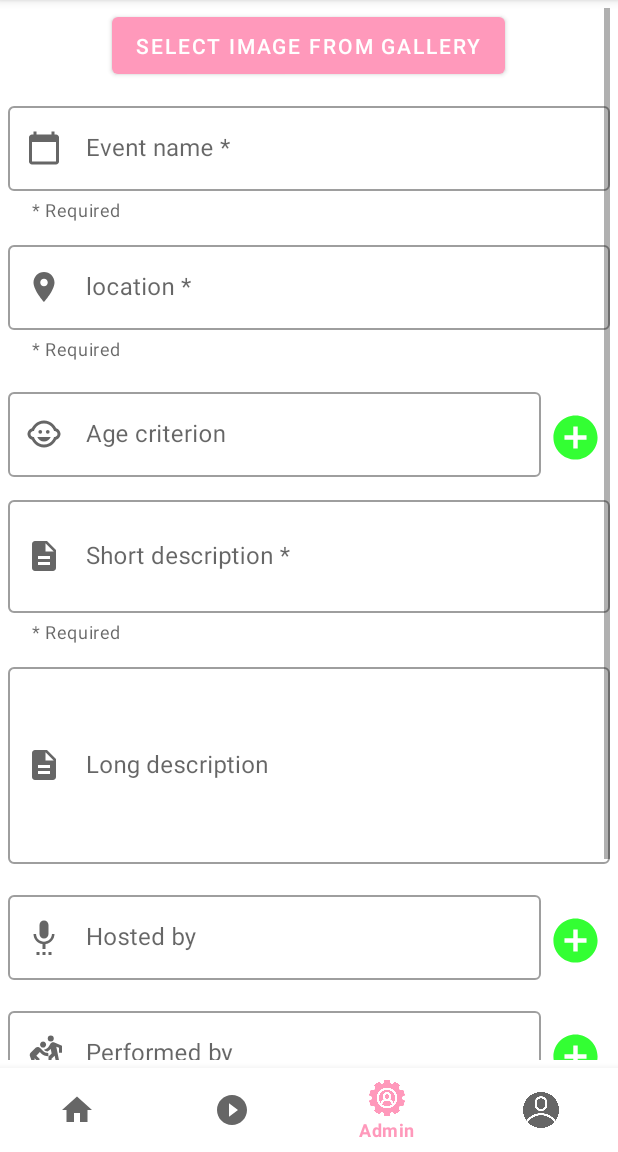
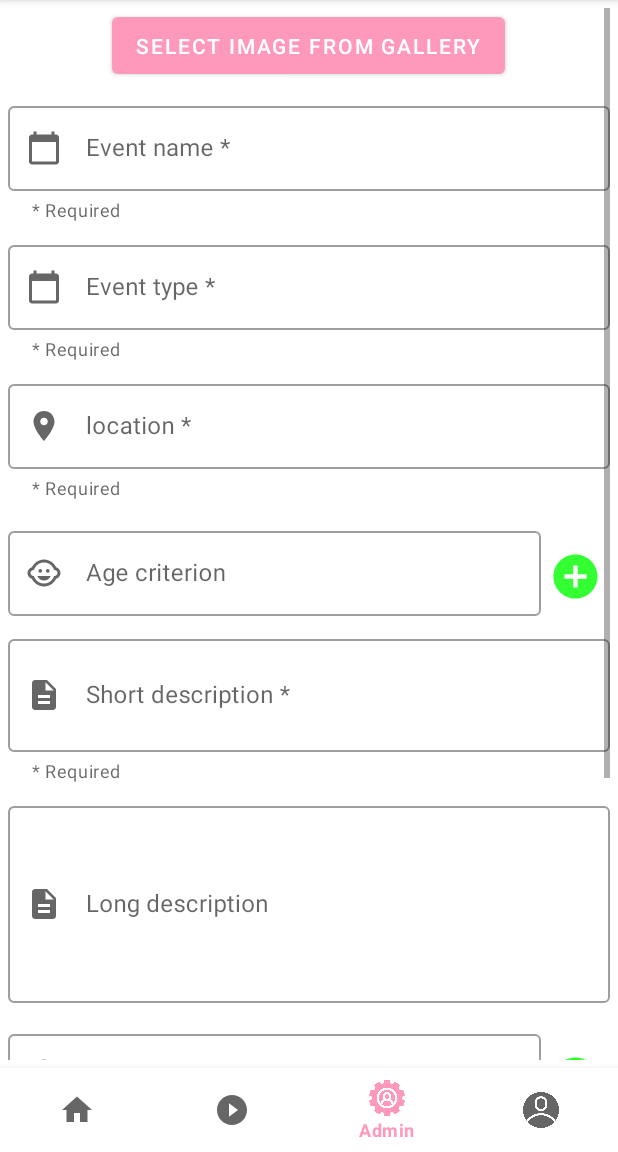
Before and after one commit to vishalkumardecentvro/Open-mic, an Android app: the screen it shows after launch (MainActivity), item 3 of the bottom bar chosen, on a phone screen of 412 x 824 dp, the part 84-1236 px from its top. Run offline under Robolectric (Android 15) with nearby library versions, the phone set to English and light mode, and no system bars; our stand-ins replace Firebase (no records; nobody signed in at launch, a user with empty details on screens opened directly).

Commit message:
fetching event type done

```diff
--- a/app/src/main/java/com/myapp/openmic/fragments/home/HomeFragment.kt
+++ b/app/src/main/java/com/myapp/openmic/fragments/home/HomeFragment.kt
@@ -1,20 +1,92 @@
 package com.myapp.openmic.fragments.home
 
 import android.os.Bundle
-import androidx.fragment.app.Fragment
+import android.util.Log
 import android.view.LayoutInflater
 import android.view.View
 import android.view.ViewGroup
-import com.myapp.openmic.R
+import androidx.fragment.app.Fragment
+import com.google.firebase.firestore.FirebaseFirestore
+import com.google.firebase.firestore.ktx.toObject
+import com.myapp.openmic.adapters.EventsAdapter
+import com.myapp.openmic.databinding.FragmentHomeBinding
+import com.myapp.openmic.modalclass.EventDetails
+import com.myapp.openmic.modalclass.EventTypes
 
 class HomeFragment : Fragment() {
+  private var _binding: FragmentHomeBinding? = null
+  private val binding get() = _binding!!
+  private lateinit var firestore: FirebaseFirestore
+  private var eventTypesList: ArrayList<EventTypes>? = null;
+  private var eventsAdapter : EventsAdapter ? = null;
 
   override fun onCreateView(
     inflater: LayoutInflater, container: ViewGroup?,
     savedInstanceState: Bundle?
   ): View? {
-    // Inflate the layout for this fragment
-    return inflater.inflate(R.layout.fragment_home, container, false)
+    _binding = FragmentHomeBinding.inflate(inflater, container, false)
+    val view = binding.root
+    return view
   }
 
+  override fun onViewCreated(view: View, savedInstanceState: Bundle?) {
+    super.onViewCreated(view, savedInstanceState)
+    instantiate()
+    initialize()
+    listen()
+    load()
+  }
+
+  private fun instantiate() {
+    firestore = FirebaseFirestore.getInstance();
+    eventTypesList = arrayListOf()
+    eventsAdapter = EventsAdapter()
+
+  }
+
+  private fun initialize() {
+    binding.rvEvent.adapter = eventsAdapter
+  }
+
+  private fun listen() {
+
+  }
+
+  private fun load() {
+
+    firestore.collection("event-types").get()
+      .addOnSuccessListener { it ->
+        Log.i("--size--", it.size().toString())
+        if (!it.isEmpty) {
+          it.forEach {
+            val eventTypes: EventTypes = it.toObject()
+            eventTypesList?.add(eventTypes)
+          }
+          eventsAdapter?.setEventTypeList(eventTypesList!!)
+          Log.i("--name--", eventTypesList?.get(2)?.name!!)
+
+          Log.i("--Listsize--", eventTypesList?.size.toString())
+        }
+
+      }.addOnFailureListener {
+        Log.e("--error--","Failed to load event types")
+
+      }
+
+    firestore.collection("events").get()
+      .addOnSuccessListener {
+
+        it.forEach {
+          Log.i("data", it.data.toString())
+          Log.i("id", it.id.toString())
+          var eventDetails: EventDetails = it.toObject()
+          eventDetails.type
+        }
+
+      }.addOnFailureListener {
+        Log.e("--error--", it.printStackTrace().toString())
+      }
+
+
+  }
 }
--- a/app/src/main/res/layout/fragment_admin.xml
+++ b/app/src/main/res/layout/fragment_admin.xml
@@ -43,6 +43,24 @@
         android:layout_width="match_parent"
         android:layout_height="wrap_content" />
     </com.google.android.material.textfield.TextInputLayout>
+
+    <com.google.android.material.textfield.TextInputLayout
+      android:id="@+id/tilEventType"
+      style="@style/Widget.MaterialComponents.TextInputLayout.OutlinedBox"
+      android:layout_width="match_parent"
+      android:layout_height="wrap_content"
+      android:layout_marginBottom="10dp"
+      android:hint="Event type *"
+      app:errorEnabled="true"
+      app:helperText="* Required"
+      app:helperTextEnabled="true"
+      app:startIconDrawable="@drawable/ic_event">
+
+      <com.google.android.material.textfield.TextInputEditText
+        android:layout_width="match_parent"
+        android:layout_height="wrap_content" />
+    </com.google.android.material.textfield.TextInputLayout>
+
 
     <com.google.android.material.textfield.TextInputLayout
       android:id="@+id/tilLocation"
--- a/app/src/main/res/layout/rv_event.xml
+++ b/app/src/main/res/layout/rv_event.xml
@@ -3,14 +3,15 @@
   xmlns:app="http://schemas.android.com/apk/res-auto"
   xmlns:tools="http://schemas.android.com/tools"
   android:layout_width="match_parent"
-  android:layout_height="match_parent"
+  android:layout_height="wrap_content"
   android:orientation="vertical">
 
   <TextView
+    android:id="@+id/tvEventType"
     style="@style/default_text_view_style"
     android:layout_width="wrap_content"
     android:layout_height="wrap_content"
-    android:text="Comedy"
+    android:text="Preview"
     android:textSize="18sp" />
 
   <androidx.recyclerview.widget.RecyclerView
```
Also changed, not shown: app/src/main/java/com/myapp/openmic/adapters/EventsAdapter.kt (added, +45 -0 lines), app/src/main/java/com/myapp/openmic/fragments/admin/AdminFragment.kt (+21 -39 lines), app/src/main/java/com/myapp/openmic/modalclass/EventDetails.kt (+18 -12 lines), app/src/main/java/com/myapp/openmic/modalclass/EventTypes.kt (added, +7 -0 lines), app/src/main/res/layout/fragment_comedy.xml (+0 -7 lines), app/src/main/res/layout/fragment_home.xml (+12 -8 lines).
